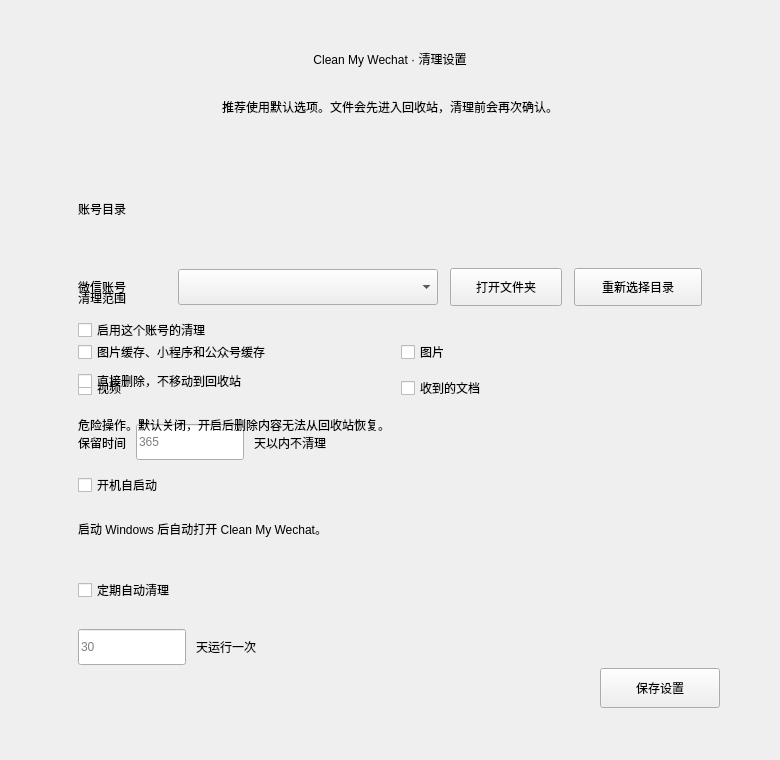
This is images/config.ui in blackboxo/CleanMyWechat as Qt 5 draws it before an edit. The edited form follows.
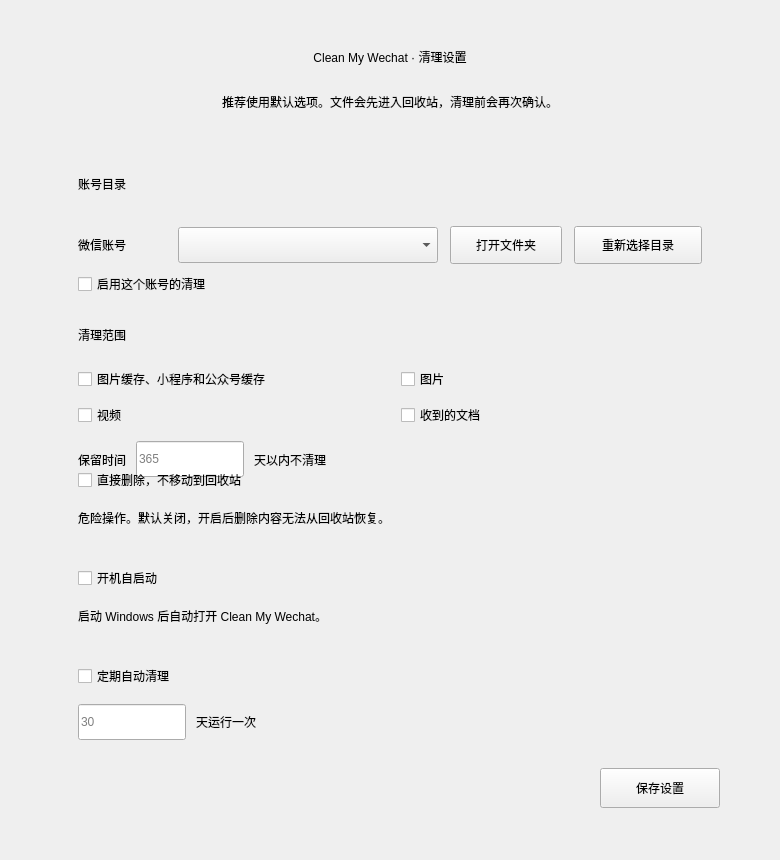
This is the edited form. Icons and pictures are not drawn.

Commit message: Use fixed compact settings layout

The edit to the form file:
```diff
--- a/images/config.ui
+++ b/images/config.ui
@@ -7,13 +7,13 @@
     <x>0</x>
     <y>0</y>
     <width>780</width>
-    <height>760</height>
+    <height>860</height>
    </rect>
   </property>
   <property name="minimumSize">
    <size>
     <width>780</width>
-    <height>760</height>
+    <height>860</height>
    </size>
   </property>
   <property name="windowTitle">
@@ -153,13 +153,13 @@
      <widget class="QFrame" name="mainFrame">
       <layout class="QVBoxLayout" name="verticalLayout">
        <property name="spacing">
-        <number>12</number>
+        <number>10</number>
        </property>
        <property name="leftMargin">
         <number>32</number>
        </property>
        <property name="topMargin">
-        <number>22</number>
+        <number>20</number>
        </property>
        <property name="rightMargin">
         <number>32</number>
@@ -182,7 +182,7 @@
          <property name="minimumSize">
           <size>
            <width>0</width>
-           <height>54</height>
+           <height>52</height>
           </size>
          </property>
          <property name="text">
@@ -201,24 +201,24 @@
          <property name="minimumSize">
           <size>
            <width>0</width>
-           <height>212</height>
+           <height>170</height>
           </size>
          </property>
          <layout class="QVBoxLayout" name="accountSectionLayout">
           <property name="spacing">
-           <number>12</number>
+           <number>8</number>
           </property>
           <property name="leftMargin">
            <number>18</number>
           </property>
           <property name="topMargin">
-           <number>16</number>
+           <number>12</number>
           </property>
           <property name="rightMargin">
            <number>18</number>
           </property>
           <property name="bottomMargin">
-           <number>16</number>
+           <number>12</number>
           </property>
           <item>
            <widget class="QLabel" name="accountTitle">
@@ -301,24 +301,24 @@
          <property name="minimumSize">
           <size>
            <width>0</width>
-           <height>238</height>
+           <height>198</height>
           </size>
          </property>
          <layout class="QVBoxLayout" name="scopeSectionLayout">
           <property name="spacing">
-           <number>12</number>
+           <number>8</number>
           </property>
           <property name="leftMargin">
            <number>18</number>
           </property>
           <property name="topMargin">
-           <number>16</number>
+           <number>12</number>
           </property>
           <property name="rightMargin">
            <number>18</number>
           </property>
           <property name="bottomMargin">
-           <number>16</number>
+           <number>12</number>
           </property>
           <item>
            <widget class="QLabel" name="label_scope">
@@ -432,7 +432,7 @@
          <property name="minimumSize">
           <size>
            <width>0</width>
-           <height>108</height>
+           <height>88</height>
           </size>
          </property>
          <layout class="QVBoxLayout" name="deleteSectionLayout">
@@ -443,13 +443,13 @@
            <number>18</number>
           </property>
           <property name="topMargin">
-           <number>14</number>
+           <number>10</number>
           </property>
           <property name="rightMargin">
            <number>18</number>
           </property>
           <property name="bottomMargin">
-           <number>14</number>
+           <number>10</number>
           </property>
           <item>
            <widget class="QCheckBox" name="check_direct_delete">
@@ -476,7 +476,7 @@
          <property name="minimumSize">
           <size>
            <width>0</width>
-           <height>108</height>
+           <height>88</height>
           </size>
          </property>
          <layout class="QVBoxLayout" name="startupSectionLayout">
@@ -487,13 +487,13 @@
            <number>18</number>
           </property>
           <property name="topMargin">
-           <number>14</number>
+           <number>10</number>
           </property>
           <property name="rightMargin">
            <number>18</number>
           </property>
           <property name="bottomMargin">
-           <number>14</number>
+           <number>10</number>
           </property>
           <item>
            <widget class="QCheckBox" name="check_run_at_startup">
@@ -520,24 +520,24 @@
          <property name="minimumSize">
           <size>
            <width>0</width>
-           <height>132</height>
+           <height>104</height>
           </size>
          </property>
          <layout class="QVBoxLayout" name="scheduleSectionLayout">
           <property name="spacing">
-           <number>10</number>
+           <number>8</number>
           </property>
           <property name="leftMargin">
            <number>18</number>
           </property>
           <property name="topMargin">
-           <number>14</number>
+           <number>10</number>
           </property>
           <property name="rightMargin">
            <number>18</number>
           </property>
           <property name="bottomMargin">
-           <number>14</number>
+           <number>10</number>
           </property>
           <item>
            <widget class="QCheckBox" name="check_auto_clean">
```
The commit also changes 1 other file.
